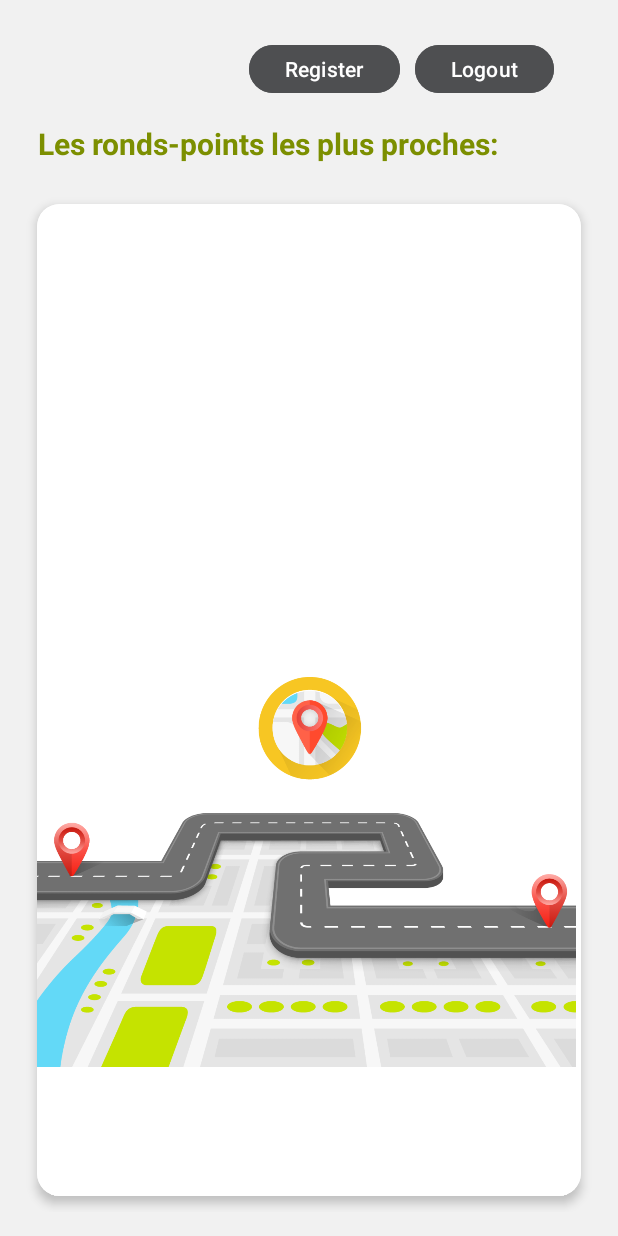
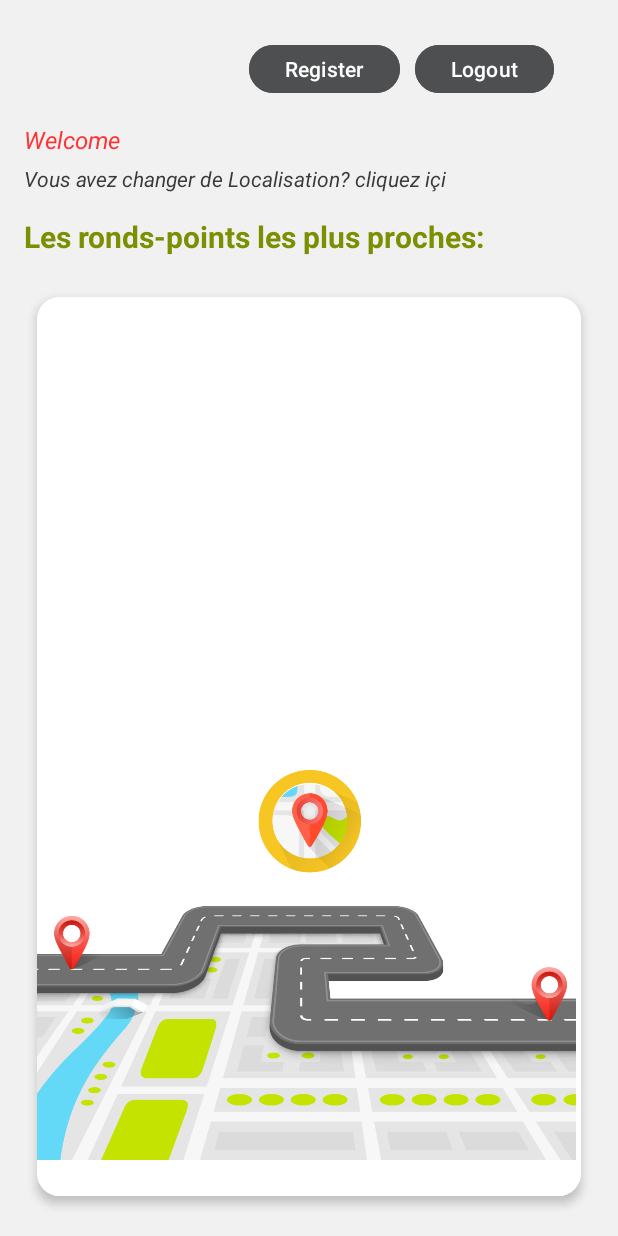
Before and after one commit to Maramjlassi/iotapp, an Android app: the screen it shows after launch once a user with an empty profile is signed in (Getuser), on a phone screen of 412 x 824 dp. Run offline under Robolectric (Android 15) with nearby library versions, the phone set to English and light mode, and no system bars; our stand-ins replace Firebase (no records; nobody signed in at launch, a user with empty details on screens opened directly).

Commit message:
kamalt normalement

```diff
--- a/app/src/main/java/com/example/myapplication/Getuser.java
+++ b/app/src/main/java/com/example/myapplication/Getuser.java
@@ -8,6 +8,7 @@ import android.widget.AdapterView;
 import android.widget.ArrayAdapter;
 import android.widget.Button;
 import android.widget.ListView;
+import android.widget.TextView;
 import android.widget.Toast;
 
 
@@ -40,6 +41,7 @@ public class Getuser extends AppCompatActivity {
     Button RegisterButton;
     private String workPlace;
     String userType;
+    TextView welcome, location;
 
     @Override
     protected void onCreate(Bundle savedInstanceState) {
@@ -51,6 +53,8 @@ public class Getuser extends AppCompatActivity {
         databaseReference = FirebaseDatabase.getInstance().getReference();
         listView = findViewById(R.id.listView);
         RegisterButton = findViewById(R.id.RegisterButton);
+        welcome = findViewById(R.id.welcomeTextView);
+        location = findViewById(R.id.location);
 
 
         FirebaseUser currentUser = auth.getCurrentUser();
@@ -69,6 +73,7 @@ public class Getuser extends AppCompatActivity {
                                     if (workPlace != null) {
                                         displayKeysForWorkPlace(workPlace);
                                     }
+                                    welcome.setText(userType + " Vous etes à: " +workPlace);
                                 } else {
                                     Log.d(TAG, "No such document");
                                 }
@@ -104,6 +109,15 @@ public class Getuser extends AppCompatActivity {
                     Toast.makeText(getApplicationContext(), "Only admin can perform this action", Toast.LENGTH_SHORT).show();
                     // Handle the case where the user is not an admin
                 }
+            }
+        });
+
+        location.setOnClickListener(new View.OnClickListener() {
+            @Override
+            public void onClick(View v) {
+                Intent intent = new Intent(getApplicationContext(),Location.class);
+                startActivity(intent);
+                finish();
             }
         });
     }
--- a/app/src/main/res/layout/activity_getuser.xml
+++ b/app/src/main/res/layout/activity_getuser.xml
@@ -44,6 +44,28 @@
             android:textColor="#ffffff"/>
 
     </LinearLayout>
+    <TextView
+        android:id="@+id/welcomeTextView"
+        android:layout_width="wrap_content"
+        android:layout_height="wrap_content"
+        android:text="Welcome"
+        android:textSize="16sp"
+        android:textColor="#FF3131"
+        android:textStyle="italic"
+        android:layout_below="@+id/btn"
+        android:layout_marginTop="16dp"/>
+    <TextView
+        android:id="@+id/location"
+        android:layout_width="wrap_content"
+        android:layout_height="wrap_content"
+        android:text="Vous avez changer de Localisation? cliquez içi"
+        android:textSize="14sp"
+        android:textStyle="italic"
+        android:layout_marginTop="5dp"
+        android:textColor="#3A3838"
+        android:clickable="true"
+        android:layout_below="@+id/welcomeTextView"
+       />
 
 
     <TextView
@@ -54,9 +76,9 @@
         android:textSize="20dp"
         android:textColorHighlight="#4E4F51"
         android:textStyle="bold"
-        android:layout_below="@+id/btn"
-        android:layout_marginTop="16dp"
-        android:layout_marginLeft="9dp"
+        android:layout_below="@+id/location"
+        android:layout_marginTop="15dp"
+
         android:textColor="#7C8F00"
         />
 
@@ -90,7 +112,4 @@
         android:adjustViewBounds="true" />
     </androidx.cardview.widget.CardView>
 
-
-
-
 </RelativeLayout>
```
Also changed, not shown: app/src/main/java/com/example/myapplication/LedStates.java (+14 -0 lines), app/src/main/java/com/example/myapplication/Location.java (+46 -27 lines), app/src/main/res/layout/activity_led_states.xml (+12 -1 lines), app/src/main/res/layout/activity_location.xml (+84 -60 lines), app/src/main/res/drawable/pngwingg.png (added).
